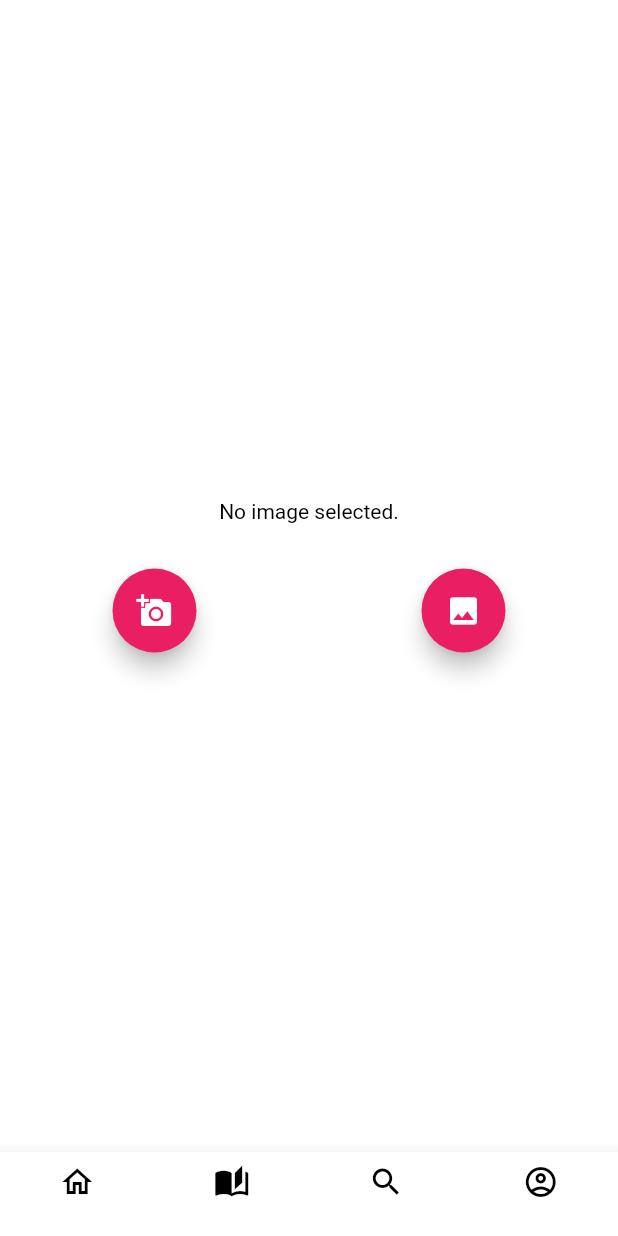
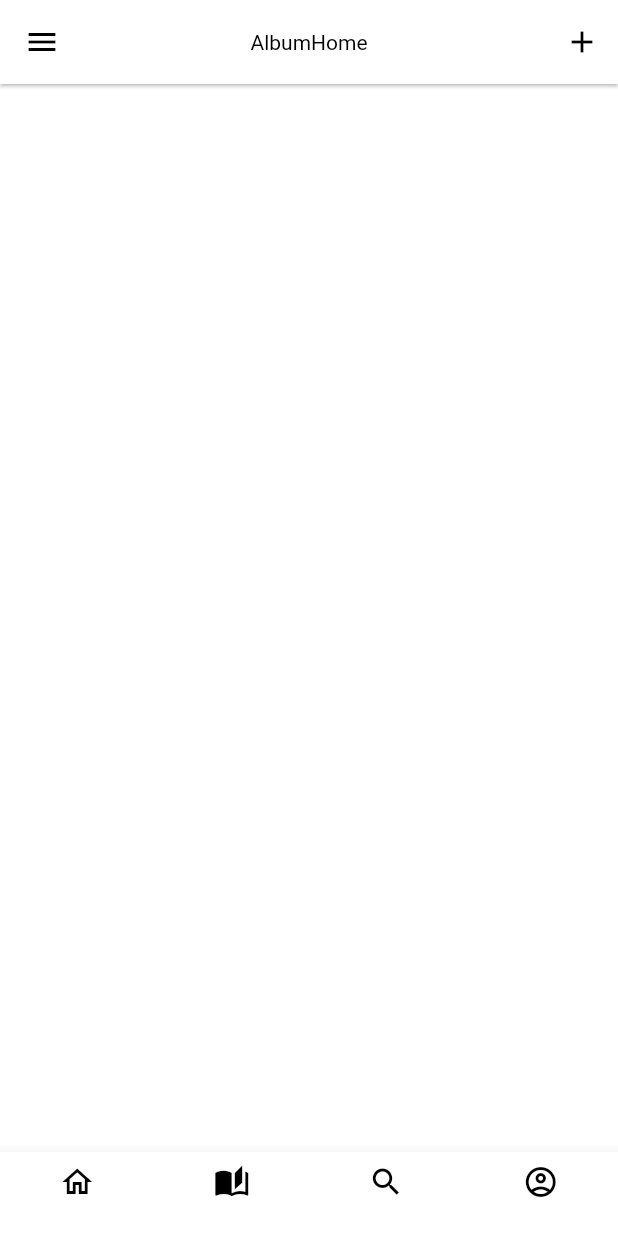
Before and after one commit to Farrule/sherum, a Flutter app: the screen it shows after launch, item 2 of the bottom bar chosen, on a phone screen of 412 x 824 dp. Run offline on Flutter 3.47's test engine with Material 2 defaults, Android fonts, the phone set to English and light mode, and no system bars; our stand-ins replace image_picker.

Commit message:
update: album page list remove function add

```diff
--- a/lib/main.dart
+++ b/lib/main.dart
@@ -1,11 +1,12 @@
 import 'dart:io';
 import 'package:flutter/material.dart';
 import 'package:flutter/cupertino.dart';
+import 'package:provider/provider.dart';
 // * page files
-import 'package:sherum/pages/home_page.dart';
-import 'package:sherum/pages/album_page.dart';
-import 'package:sherum/pages/search_page.dart';
-import 'package:sherum/pages/my_page.dart';
+import 'package:sherum/routes/home_pages/home_page.dart';
+import 'package:sherum/routes/album_pages/album_home.dart';
+import 'package:sherum/routes/search_pages/search_page.dart';
+import 'package:sherum/routes/my_pages/my_page.dart';
 // * theme files
 import 'package:sherum/theme/light_theme.dart';
 import 'package:sherum/theme/dark_theme.dart';
@@ -36,7 +37,7 @@ class _AppPageState extends State<AppPage> {
 
   static final List<Widget> _pageList = [
     HomePage(),
-    AlbumPage(),
+    AlbumHome(),
     SearchPage(),
     MyPage()
   ];
--- /dev/null
+++ b/lib/routes/album_pages/album_home.dart
@@ -0,0 +1,67 @@
+import 'package:flutter/material.dart';
+import 'package:sherum/routes/album_pages/album_add.dart';
+import 'package:sherum/routes/album_pages/album_page.dart';
+
+class AlbumHome extends StatefulWidget {
+  @override
+  _AlbumHomeState createState() => _AlbumHomeState();
+}
+
+class _AlbumHomeState extends State<AlbumHome> {
+  List<String> AlbumList = [];
+
+  @override
+  Widget build(BuildContext context) {
+    return Scaffold(
+      extendBodyBehindAppBar: true,
+      appBar: AppBar(
+        elevation: 1,
+        leading: IconButton(
+          onPressed: () {},
+          icon: Icon(Icons.menu),
+        ),
+        title: Text('AlbumHome'),
+        centerTitle: true,
+        actions: [
+          IconButton(
+            onPressed: () async {
+              final newAlbumText = await Navigator.of(context).push(
+                MaterialPageRoute(builder: (context) {
+                  return AlbumAdd();
+                }),
+              );
+              if (newAlbumText != null) {
+                setState(() {
+                  AlbumList.add(newAlbumText);
+                });
+              }
+            },
+            icon: Icon(Icons.add),
+          ),
+        ], // actions
+      ),
+      body: ListView.builder(
+          itemCount: AlbumList.length,
+          itemBuilder: (context, index) {
+            return Dismissible(
+              key: UniqueKey(),
+              child: Card(
+                child: ListTile(
+                    title: Text(AlbumList[index]),
+                    onTap: () {
+                      Navigator.of(context)
+                          .push(MaterialPageRoute(builder: (context) {
+                        return AlbumPage();
+                      }));
+                    }),
+              ),
+              onDismissed: (direction) {
+                setState(() {
+                  AlbumList.removeAt(index);
+                });
+              },
+            );
+          }),
+    );
+  }
+}
--- a/lib/pages/album_page.dart
+++ b/lib/routes/album_pages/album_page.dart
@@ -40,13 +40,22 @@ class _AlbumPageState extends State<AlbumPage> {
   @override
   Widget build(BuildContext context) {
     return Scaffold(
+      appBar: AppBar(
+        title: Text(''),
+        leading: IconButton(
+          onPressed: () {
+            Navigator.of(context).pop();
+          },
+          icon: Icon(Icons.arrow_back),
+        ),
+      ),
       body: Center(
         child: Column(
           mainAxisAlignment: MainAxisAlignment.center,
           crossAxisAlignment: CrossAxisAlignment.center,
           children: [
             _image == null ? Text('No image selected.') : Image.file(_image!),
-            SizedBox(
+            const SizedBox(
               height: 30,
             ),
             Row(
@@ -54,11 +63,11 @@ class _AlbumPageState extends State<AlbumPage> {
               children: [
                 FloatingActionButton(
                   onPressed: getImageFromCamera,
-                  child: Icon(Icons.add_a_photo),
+                  child: const Icon(Icons.add_a_photo),
                 ),
                 FloatingActionButton(
                   onPressed: _getImage,
-                  child: Icon(Icons.image),
+                  child: const Icon(Icons.image),
                 ),
               ],
             )
--- a/lib/theme/dark_theme.dart
+++ b/lib/theme/dark_theme.dart
@@ -13,7 +13,7 @@ class DarkTheme {
     primarySwatch: _primary,
     accentColor: _accent,
     scaffoldBackgroundColor: Colors.black,
-    textTheme: TextTheme(
+    textTheme: const TextTheme(
       headline1: TextStyle(color: Colors.white),
       headline2: TextStyle(color: Colors.white),
       headline3: TextStyle(color: Colors.white),
@@ -28,9 +28,18 @@ class DarkTheme {
       caption: TextStyle(color: Colors.white),
       overline: TextStyle(color: Colors.white)
     ),
-    buttonTheme: ButtonThemeData(
+    // * appBarTheme
+    appBarTheme: const AppBarTheme(
+      backgroundColor: Colors.black,
+      actionsIconTheme: IconThemeData(color: Colors.white),
+      iconTheme: IconThemeData(color: Colors.white),
+      titleTextStyle: TextStyle(
+        color: Colors.white,
+      )
+    ),
+    buttonTheme: const ButtonThemeData(
       textTheme: ButtonTextTheme.primary,
-      shape: const RoundedRectangleBorder(
+      shape: RoundedRectangleBorder(
         borderRadius: BorderRadius.all(Radius.circular(24)),
       ),
     ),
@@ -41,10 +50,10 @@ class DarkTheme {
     ),
     inputDecorationTheme: InputDecorationTheme(
       enabledBorder: const OutlineInputBorder(
-        borderSide: const BorderSide(color: Colors.green),
+        borderSide: BorderSide(color: Colors.green),
       ),
       focusedBorder: const OutlineInputBorder(
-        borderSide: const BorderSide(color: Colors.greenAccent),
+        borderSide: BorderSide(color: Colors.greenAccent),
       ),
       fillColor: Colors.orange.shade50,
       labelStyle: const TextStyle(
@@ -66,7 +75,7 @@ class DarkTheme {
       onSurface: _primary,
     ),
     dialogTheme: const DialogTheme(
-        titleTextStyle: const TextStyle(
+        titleTextStyle: TextStyle(
       color: Colors.deepOrange,
     )),
     bottomNavigationBarTheme: const BottomNavigationBarThemeData(
--- a/lib/theme/light_theme.dart
+++ b/lib/theme/light_theme.dart
@@ -34,7 +34,8 @@ class LightTheme {
     primarySwatch: _primary,
     accentColor: _accent,
     scaffoldBackgroundColor: Colors.white,
-    textTheme: TextTheme(
+    // * textTheme
+    textTheme: const TextTheme(
       headline1: TextStyle(color: Colors.black),
       headline2: TextStyle(color: Colors.black),
       headline3: TextStyle(color: Colors.black),
@@ -49,12 +50,23 @@ class LightTheme {
       caption: TextStyle(color: Colors.black),
       overline: TextStyle(color: Colors.black),
     ),
+    // * appBarTheme
+    appBarTheme: const AppBarTheme(
+      backgroundColor: Colors.white,
+      actionsIconTheme: IconThemeData(color: Colors.black),
+      iconTheme: IconThemeData(color: Colors.black),
+      titleTextStyle: TextStyle(
+        color: Colors.black,
+      )
+    ),
+    // * buttomTheme
     buttonTheme: const ButtonThemeData(
       textTheme: ButtonTextTheme.primary,
       shape: RoundedRectangleBorder(
         borderRadius: BorderRadius.all(Radius.circular(24)),
       ),
     ),
+    // * primaryTextTheme
     primaryTextTheme: const TextTheme().copyWith(
       subtitle1: const TextStyle().copyWith(
         color: Colors.teal,
@@ -62,7 +74,7 @@ class LightTheme {
     ),
     inputDecorationTheme: InputDecorationTheme(
       enabledBorder: const OutlineInputBorder(
-        borderSide: const BorderSide(color: Colors.green),
+        borderSide: BorderSide(color: Colors.green),
       ),
       focusedBorder: const OutlineInputBorder(
         borderSide: BorderSide(color: Colors.greenAccent),
--- a/pubspec.yaml
+++ b/pubspec.yaml
@@ -35,6 +35,7 @@ dependencies:
   # Use with the CupertinoIcons class for iOS style icons.
   cupertino_icons: ^1.0.2
   image_picker: ^0.8.4+4
+  provider: ^5.0.0
 
 dev_dependencies:
   flutter_test:
```
Also changed, not shown: lib/routes/album_pages/album_add.dart (added, +57 -0 lines), lib/routes/home_pages/home_page.dart (renamed from lib/pages/home_page.dart), lib/routes/my_pages/my_page.dart (renamed from lib/pages/my_page.dart), lib/routes/search_pages/search_page.dart (renamed from lib/pages/search_page.dart), pubspec.lock.
